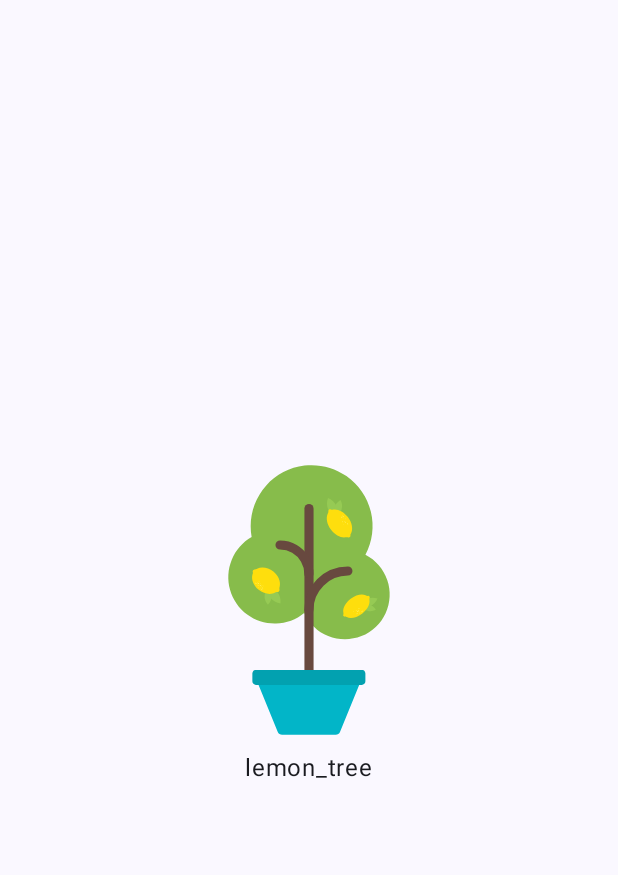
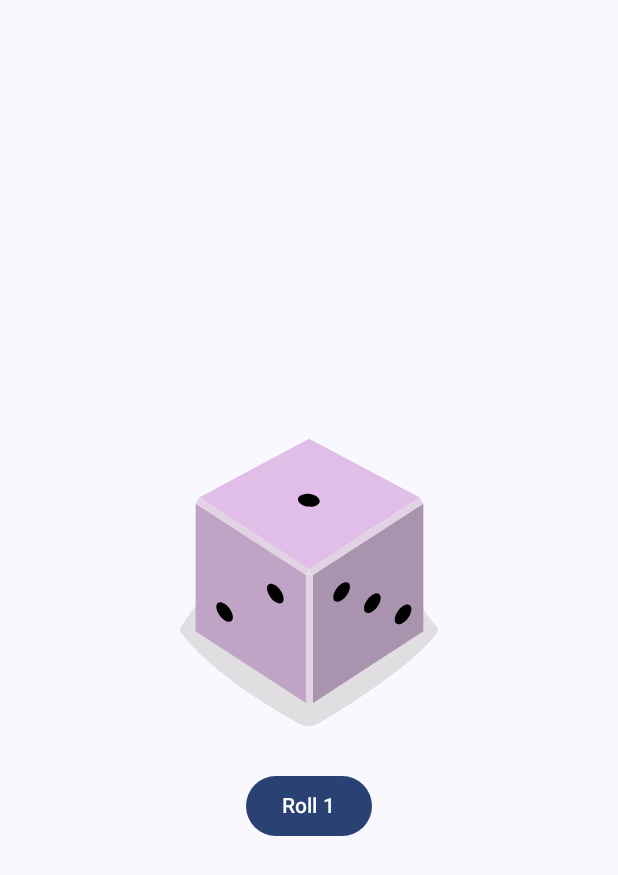
Before and after one commit to 1171Abhishek/Jetpack-Compose, an Android app built with Jetpack Compose: the screen it shows after launch (MainActivity), on a phone screen of 412 x 824 dp. Shown: the top 875 px of the screen. Run offline under Robolectric (Android 15) with nearby library versions, the phone set to English and light mode, and no system bars.

Commit message:
i don't know???

```diff
--- a/app/src/main/java/com/company/jetpack/MainActivity.kt
+++ b/app/src/main/java/com/company/jetpack/MainActivity.kt
@@ -7,16 +7,8 @@ import androidx.activity.enableEdgeToEdge
 import androidx.compose.foundation.layout.fillMaxSize
 import androidx.compose.foundation.layout.padding
 import androidx.compose.material3.Scaffold
-import androidx.compose.material3.Text
-import androidx.compose.runtime.Composable
 import androidx.compose.ui.Modifier
-import androidx.compose.ui.tooling.preview.Preview
-import com.company.jetpack.topic_01.PractiseFive
-import com.company.jetpack.topic_01.PractiseFour
-import com.company.jetpack.topic_01.PractiseOne
-import com.company.jetpack.topic_01.Practise_Two
 import com.company.jetpack.topic_02.DiceRollerApp
-import com.company.jetpack.topic_02.Lemonade
 import com.company.jetpack.ui.theme.JetpackComposeTheme
 
 class MainActivity : ComponentActivity() {
@@ -26,7 +18,7 @@ class MainActivity : ComponentActivity() {
         setContent {
             JetpackComposeTheme {
                 Scaffold(modifier = Modifier.fillMaxSize()) { innerPadding ->
-                    Lemonade(
+                    DiceRollerApp(
                         modifier = Modifier.padding(innerPadding)
                     )
                 }
--- a/app/src/main/java/com/company/jetpack/topic_02/000_topics_to_cover.txt
+++ b/app/src/main/java/com/company/jetpack/topic_02/000_topics_to_cover.txt
@@ -1,3 +1,4 @@
 spacer
 explore - callback concept
 var result by remember { mutableStateOf(1) }
+debugger
--- a/app/src/main/java/com/company/jetpack/topic_02/02_diceRollerButton.kt
+++ b/app/src/main/java/com/company/jetpack/topic_02/02_diceRollerButton.kt
@@ -19,14 +19,13 @@ import com.company.jetpack.R
 
 @Composable
 fun DiceRollerApp(modifier: Modifier = Modifier) {
-
-    var number by remember { mutableIntStateOf(1) }
-    val imageResource = when(number){
-        1-> R.drawable.dice_1
-        2-> R.drawable.dice_2
-        3-> R.drawable.dice_3
-        4-> R.drawable.dice_4
-        5-> R.drawable.dice_5
+    var result by remember { mutableIntStateOf(1) }
+    val imageResource = when (result) {
+        1 -> R.drawable.dice_1
+        2 -> R.drawable.dice_2
+        3 -> R.drawable.dice_3
+        4 -> R.drawable.dice_4
+        5 -> R.drawable.dice_5
         else -> R.drawable.dice_6
     }
 
@@ -35,8 +34,8 @@ fun DiceRollerApp(modifier: Modifier = Modifier) {
         horizontalAlignment = Alignment.CenterHorizontally
     ) {
         Image(painterResource(imageResource), contentDescription = null)
-        Button(onClick = {number = (1..6).random()}) {
-            Text("Roll $number")
+        Button(onClick = { result = (1..6).random() }) {
+            Text("Roll $result")
         }
     }
 }
```
Also changed, not shown: 1 other file.
